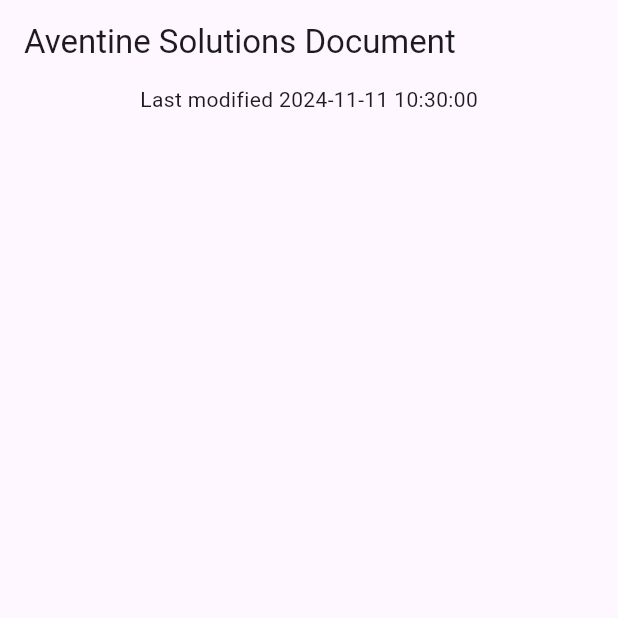
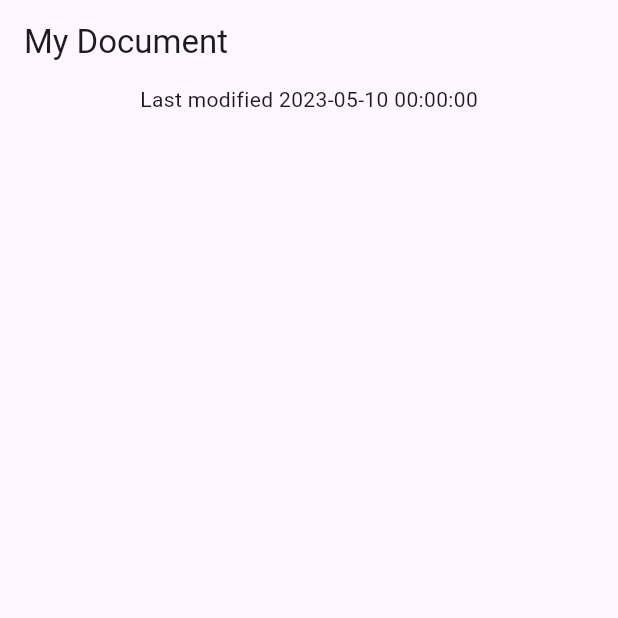
Before and after one commit to aventinesolutions/dart_patterns_codelab, a Flutter app: the screen it shows after launch, on a phone screen of 412 x 824 dp, the top half of it. Run offline on Flutter 3.47's test engine with Material 3 defaults, Android fonts, the phone set to English and light mode, and no system bars.

Commit message:
:bear: :construction: Document version which reads JSON, verifying structure *without* patterns

```diff
--- a/lib/data.dart
+++ b/lib/data.dart
@@ -2,13 +2,21 @@
 
 class Document {
   final Map<String, Object?> _json;
+
   Document() : _json = jsonDecode(documentJson);
 
   (String, {DateTime modified}) get metadata {
-    const title = 'Aventine Solutions Document';
-    final now = DateTime.now();
-
-    return (title, modified: now);
+    if (_json.containsKey('metadata')) {
+      // Modify from here...
+      final metadataJson = _json['metadata'];
+      if (metadataJson is Map) {
+        final title = metadataJson['title'] as String;
+        final localModified =
+            DateTime.parse(metadataJson['modified'] as String);
+        return (title, modified: localModified);
+      }
+    }
+    throw const FormatException('Unexpected JSON'); // to here.
   }
 }
 
```
